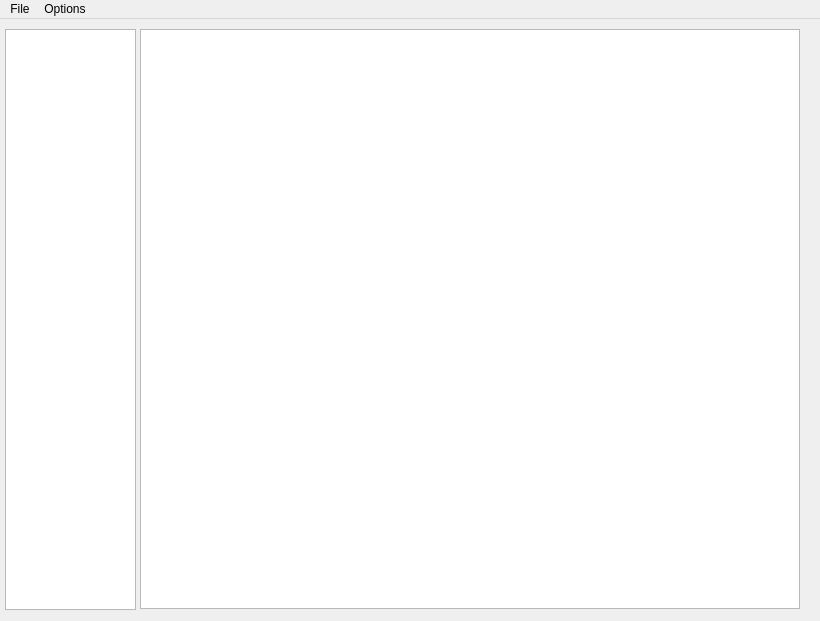
RedEnder666/RickRoll_IDE, file ui/code.ui: the form before one commit.
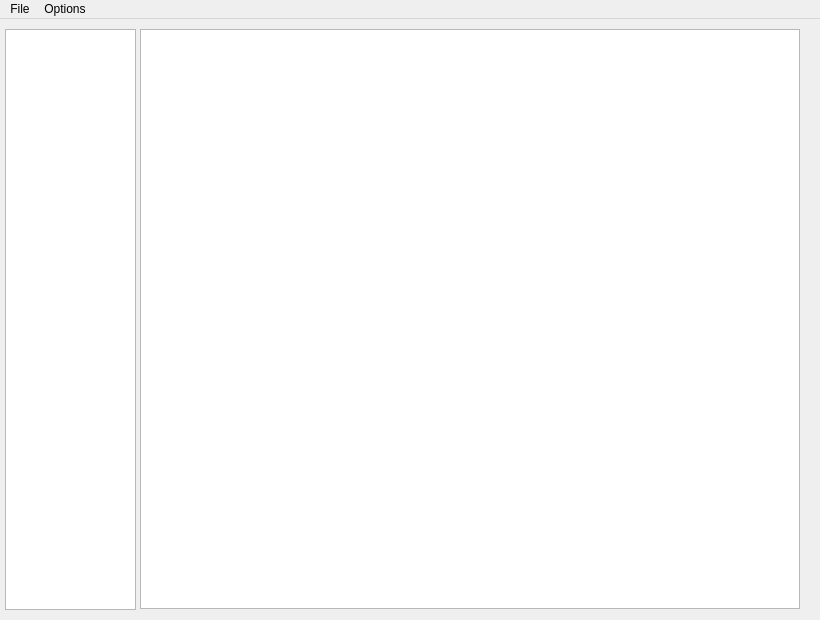
The form after the commit. Icons and pictures are not drawn.

```diff
--- a/ui/code.ui
+++ b/ui/code.ui
@@ -7,13 +7,13 @@
     <x>0</x>
     <y>0</y>
     <width>820</width>
-    <height>621</height>
+    <height>620</height>
    </rect>
   </property>
   <property name="minimumSize">
    <size>
-    <width>0</width>
-    <height>0</height>
+    <width>586</width>
+    <height>544</height>
    </size>
   </property>
   <property name="maximumSize">
```
